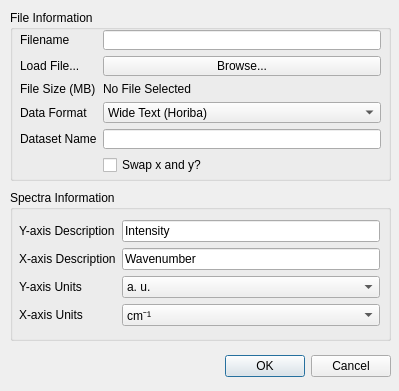
Above: loaddataset.ui from VespucciProject/Vespucci before the change. Below: the same form after it.
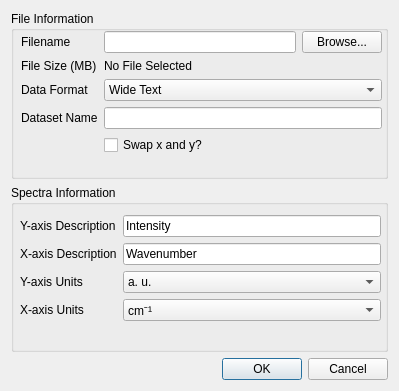
That is the form after the change.

Patch:
```diff
--- a/loaddataset.ui
+++ b/loaddataset.ui
@@ -13,136 +13,9 @@
   <property name="windowTitle">
    <string>Load Dataset</string>
   </property>
-  <widget class="QDialogButtonBox" name="buttonBox">
-   <property name="geometry">
-    <rect>
-     <x>50</x>
-     <y>350</y>
-     <width>341</width>
-     <height>32</height>
-    </rect>
-   </property>
-   <property name="orientation">
-    <enum>Qt::Horizontal</enum>
-   </property>
-   <property name="standardButtons">
-    <set>QDialogButtonBox::Cancel|QDialogButtonBox::Ok</set>
-   </property>
-  </widget>
-  <widget class="QGroupBox" name="groupBox">
-   <property name="geometry">
-    <rect>
-     <x>10</x>
-     <y>190</y>
-     <width>381</width>
-     <height>151</height>
-    </rect>
-   </property>
-   <property name="title">
-    <string>Spectra Information</string>
-   </property>
-   <widget class="QWidget" name="formLayoutWidget_2">
-    <property name="geometry">
-     <rect>
-      <x>9</x>
-      <y>30</y>
-      <width>361</width>
-      <height>111</height>
-     </rect>
-    </property>
-    <layout class="QFormLayout" name="formLayout_2">
+  <layout class="QGridLayout" name="gridLayout">
      <item row="0" column="0">
-      <widget class="QLabel" name="label_6">
-       <property name="text">
-        <string>Y-axis Description</string>
-       </property>
-      </widget>
-     </item>
-     <item row="1" column="0">
-      <widget class="QLabel" name="label_7">
-       <property name="text">
-        <string>X-axis Description</string>
-       </property>
-      </widget>
-     </item>
-     <item row="2" column="0">
-      <widget class="QLabel" name="label_8">
-       <property name="text">
-        <string>Y-axis Units</string>
-       </property>
-      </widget>
-     </item>
-     <item row="3" column="0">
-      <widget class="QLabel" name="label_9">
-       <property name="text">
-        <string>X-axis Units</string>
-       </property>
-      </widget>
-     </item>
-     <item row="0" column="1">
-      <widget class="QLineEdit" name="yDescription">
-       <property name="text">
-        <string>Intensity</string>
-       </property>
-      </widget>
-     </item>
-     <item row="1" column="1">
-      <widget class="QLineEdit" name="xDescription">
-       <property name="text">
-        <string>Wavenumber</string>
-       </property>
-      </widget>
-     </item>
-     <item row="2" column="1">
-      <widget class="QComboBox" name="yUnits">
-       <item>
-        <property name="text">
-         <string>a. u.</string>
-        </property>
-       </item>
-       <item>
-        <property name="text">
-         <string>arb. units</string>
-        </property>
-       </item>
-       <item>
-        <property name="text">
-         <string/>
-        </property>
-       </item>
-      </widget>
-     </item>
-     <item row="3" column="1">
-      <widget class="QComboBox" name="xUnits">
-       <item>
-        <property name="text">
-         <string>cm⁻¹</string>
-        </property>
-       </item>
-       <item>
-        <property name="text">
-         <string>nm</string>
-        </property>
-       </item>
-       <item>
-        <property name="text">
-         <string>Å</string>
-        </property>
-       </item>
-      </widget>
-     </item>
-    </layout>
-   </widget>
-  </widget>
   <widget class="QGroupBox" name="groupBox_2">
-   <property name="geometry">
-    <rect>
-     <x>10</x>
-     <y>10</y>
-     <width>381</width>
-     <height>171</height>
-    </rect>
-   </property>
    <property name="title">
     <string>File Information</string>
    </property>
@@ -152,7 +25,7 @@
       <x>10</x>
       <y>20</y>
       <width>361</width>
-      <height>145</height>
+        <height>141</height>
      </rect>
     </property>
     <layout class="QFormLayout" name="formLayout_3">
@@ -167,52 +40,49 @@
       </widget>
      </item>
      <item row="0" column="1">
+        <layout class="QHBoxLayout" name="horizontalLayout_2">
+         <item>
       <widget class="QLineEdit" name="filenameBox">
        <property name="enabled">
         <bool>true</bool>
        </property>
       </widget>
      </item>
-     <item row="1" column="0">
-      <widget class="QLabel" name="label_2">
-       <property name="text">
-        <string>Load File...</string>
-       </property>
-      </widget>
-     </item>
-     <item row="1" column="1">
+         <item>
       <widget class="QPushButton" name="browseButton">
        <property name="text">
         <string>Browse...</string>
        </property>
       </widget>
      </item>
-     <item row="2" column="0">
+        </layout>
+       </item>
+       <item row="1" column="0">
       <widget class="QLabel" name="label_4">
        <property name="text">
         <string>File Size (MB)</string>
        </property>
       </widget>
      </item>
-     <item row="2" column="1">
+       <item row="1" column="1">
       <widget class="QLabel" name="fileSize">
        <property name="text">
         <string>No File Selected</string>
        </property>
       </widget>
      </item>
-     <item row="3" column="0">
+       <item row="2" column="0">
       <widget class="QLabel" name="label_3">
        <property name="text">
         <string>Data Format</string>
        </property>
       </widget>
      </item>
-     <item row="3" column="1">
+       <item row="2" column="1">
       <widget class="QComboBox" name="dataFormatBox">
        <item>
         <property name="text">
-         <string>Wide Text (Horiba)</string>
+           <string>Wide Text</string>
         </property>
        </item>
        <item>
@@ -252,21 +122,21 @@
        </item>
       </widget>
      </item>
-     <item row="4" column="0">
+       <item row="3" column="0">
       <widget class="QLabel" name="label_5">
        <property name="text">
         <string>Dataset Name</string>
        </property>
       </widget>
      </item>
-     <item row="4" column="1">
+       <item row="3" column="1">
       <widget class="QLineEdit" name="nameBox">
        <property name="toolTip">
         <string>The dataset should have a unique name that is a valid filename on your operating system.</string>
        </property>
       </widget>
      </item>
-     <item row="5" column="1">
+       <item row="4" column="1">
       <widget class="QCheckBox" name="swapCheckBox">
        <property name="toolTip">
         <string>Depending on your settings, your data may have y in the column before x, rather than the traditional x before y.  Enabling this option will take the first column as y and second column as x.  Applies only to text files.</string>
@@ -279,6 +149,121 @@
     </layout>
    </widget>
   </widget>
+   </item>
+   <item row="1" column="0">
+    <widget class="QGroupBox" name="groupBox">
+     <property name="title">
+      <string>Spectra Information</string>
+     </property>
+     <widget class="QWidget" name="formLayoutWidget_2">
+      <property name="geometry">
+       <rect>
+        <x>9</x>
+        <y>30</y>
+        <width>361</width>
+        <height>111</height>
+       </rect>
+      </property>
+      <layout class="QFormLayout" name="formLayout_2">
+       <item row="0" column="0">
+        <widget class="QLabel" name="label_6">
+         <property name="text">
+          <string>Y-axis Description</string>
+         </property>
+        </widget>
+       </item>
+       <item row="1" column="0">
+        <widget class="QLabel" name="label_7">
+         <property name="text">
+          <string>X-axis Description</string>
+         </property>
+        </widget>
+       </item>
+       <item row="2" column="0">
+        <widget class="QLabel" name="label_8">
+         <property name="text">
+          <string>Y-axis Units</string>
+         </property>
+        </widget>
+       </item>
+       <item row="3" column="0">
+        <widget class="QLabel" name="label_9">
+         <property name="text">
+          <string>X-axis Units</string>
+         </property>
+        </widget>
+       </item>
+       <item row="0" column="1">
+        <widget class="QLineEdit" name="yDescription">
+         <property name="text">
+          <string>Intensity</string>
+         </property>
+        </widget>
+       </item>
+       <item row="1" column="1">
+        <widget class="QLineEdit" name="xDescription">
+         <property name="text">
+          <string>Wavenumber</string>
+         </property>
+        </widget>
+       </item>
+       <item row="2" column="1">
+        <widget class="QComboBox" name="yUnits">
+         <item>
+          <property name="text">
+           <string>a. u.</string>
+          </property>
+         </item>
+         <item>
+          <property name="text">
+           <string>arb. units</string>
+          </property>
+         </item>
+         <item>
+          <property name="text">
+           <string/>
+          </property>
+         </item>
+        </widget>
+       </item>
+       <item row="3" column="1">
+        <widget class="QComboBox" name="xUnits">
+         <item>
+          <property name="text">
+           <string>cm⁻¹</string>
+          </property>
+         </item>
+         <item>
+          <property name="text">
+           <string>nm</string>
+          </property>
+         </item>
+         <item>
+          <property name="text">
+           <string>Å</string>
+          </property>
+         </item>
+        </widget>
+       </item>
+      </layout>
+     </widget>
+    </widget>
+   </item>
+   <item row="2" column="0">
+    <widget class="QDialogButtonBox" name="buttonBox">
+     <property name="orientation">
+      <enum>Qt::Horizontal</enum>
+     </property>
+     <property name="standardButtons">
+      <set>QDialogButtonBox::Cancel|QDialogButtonBox::Ok</set>
+     </property>
+    </widget>
+   </item>
+  </layout>
+  <zorder>buttonBox</zorder>
+  <zorder>groupBox</zorder>
+  <zorder>groupBox_2</zorder>
+  <zorder>horizontalLayoutWidget</zorder>
  </widget>
  <resources/>
  <connections>
```
Left out of the diff: 27 changed lines with no effect on the pictures. Lines whose indentation alone changed are shown as unchanged.
